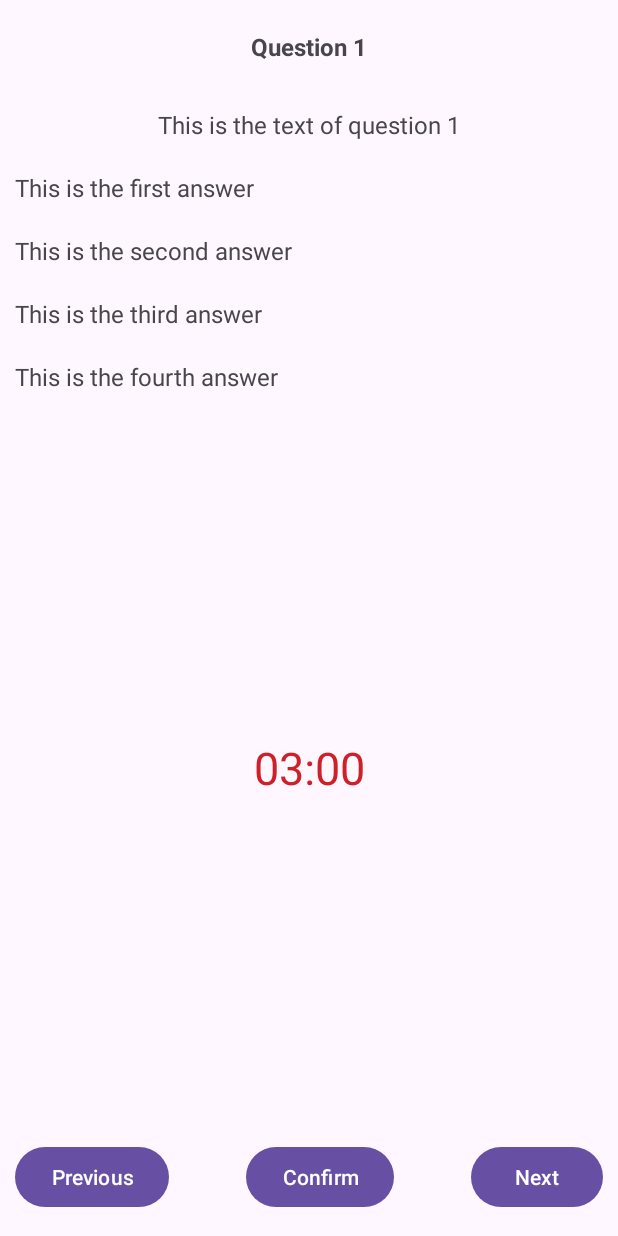
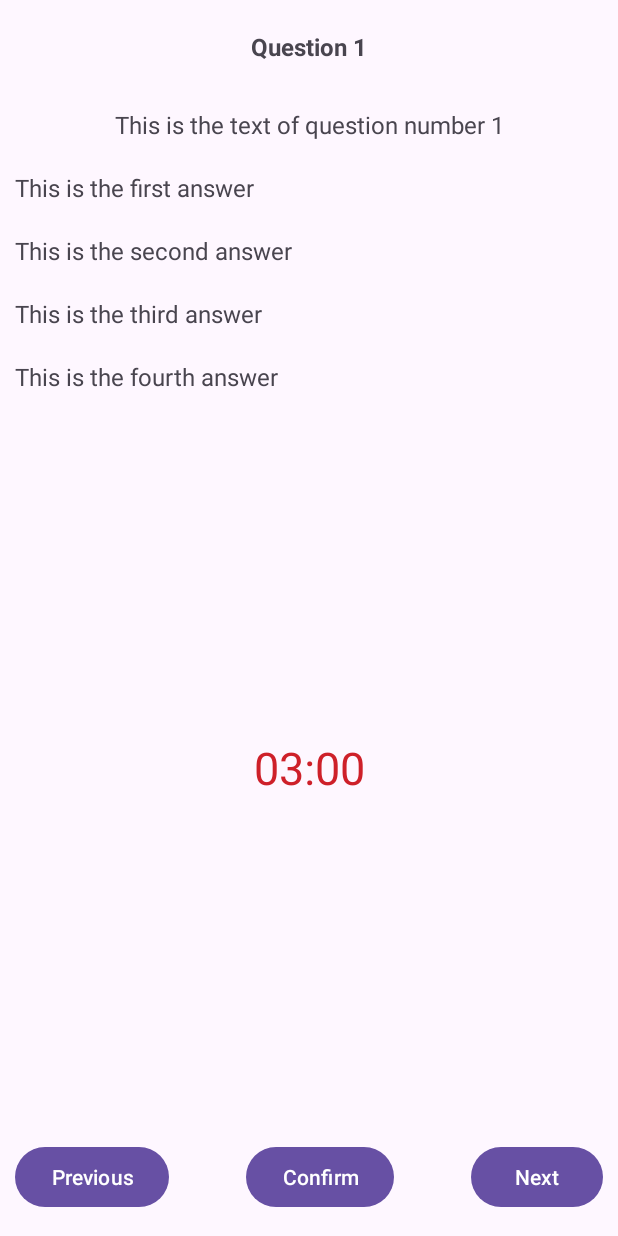
Before and after one commit to Alexandros-Eu/Questionnaire, an Android app: the layout activity_main.xml on its own in the app's theme, with its tools: preview values and no code run, on a phone screen of 412 x 824 dp. Run offline under Robolectric (Android 15) with nearby library versions, the phone set to English and light mode, and no system bars.

Commit message:
placeholder text changed to tools ns

```diff
--- a/app/src/main/res/layout/activity_main.xml
+++ b/app/src/main/res/layout/activity_main.xml
@@ -11,7 +11,7 @@
         android:layout_width="wrap_content"
         android:layout_height="wrap_content"
         android:layout_marginTop="20dp"
-        android:text="@string/question_number"
+        tools:text="Question 1"
         android:textSize="16sp"
         android:textStyle="bold"
         app:layout_constraintEnd_toEndOf="parent"
@@ -26,7 +26,7 @@
         android:layout_marginTop="30dp"
         android:layout_marginEnd="5dp"
         android:gravity="center"
-        android:text="@string/question_text"
+        tools:text="This is the text of question number 1"
         android:textSize="16sp"
         app:layout_constraintEnd_toEndOf="parent"
         app:layout_constraintStart_toStartOf="parent"
@@ -39,7 +39,7 @@
         android:layout_marginStart="10dp"
         android:layout_marginTop="20dp"
         android:layout_marginEnd="10dp"
-        android:text="@string/answer_1"
+        tools:text="This is the first answer"
         android:textSize="16sp"
         app:layout_constraintEnd_toEndOf="parent"
         app:layout_constraintStart_toStartOf="parent"
@@ -52,7 +52,7 @@
         android:layout_marginStart="10dp"
         android:layout_marginTop="20dp"
         android:layout_marginEnd="10dp"
-        android:text="@string/answer_2"
+        tools:text="This is the second answer"
         android:textSize="16sp"
         app:layout_constraintEnd_toEndOf="parent"
         app:layout_constraintStart_toStartOf="parent"
@@ -65,7 +65,7 @@
         android:layout_marginStart="10dp"
         android:layout_marginTop="20dp"
         android:layout_marginEnd="10dp"
-        android:text="@string/answer_3"
+        tools:text="This is the third answer"
         android:textSize="16sp"
         app:layout_constraintEnd_toEndOf="parent"
         app:layout_constraintStart_toStartOf="parent"
@@ -78,7 +78,7 @@
         android:layout_marginStart="10dp"
         android:layout_marginTop="20dp"
         android:layout_marginEnd="10dp"
-        android:text="@string/answer_4"
+        tools:text="This is the fourth answer"
         android:textSize="16sp"
         app:layout_constraintEnd_toEndOf="parent"
         app:layout_constraintStart_toStartOf="parent"
--- a/app/src/main/res/layout/score_screen_layout.xml
+++ b/app/src/main/res/layout/score_screen_layout.xml
@@ -23,7 +23,7 @@
         android:layout_width="wrap_content"
         android:layout_height="wrap_content"
         android:layout_marginTop="10dp"
-        android:text="@string/text_view_correct_answers"
+        tools:text="You answered 9 out of 10 questions correctly!"
         android:textSize="16sp"
         android:textStyle="italic"
         app:layout_constraintEnd_toEndOf="parent"
@@ -35,7 +35,7 @@
         android:layout_width="wrap_content"
         android:layout_height="wrap_content"
         android:layout_marginTop="10dp"
-        android:text="@string/text_view_score"
+        tools:text="Your score is: 100pts!"
         android:textColor="#43A047"
         android:textSize="20sp"
         app:layout_constraintEnd_toEndOf="parent"
--- a/app/src/main/res/values/strings.xml
+++ b/app/src/main/res/values/strings.xml
@@ -1,11 +1,5 @@
 <resources>
     <string name="app_name">Questionnaire</string>
-    <string name="question_number">Question 1</string>
-    <string name="question_text">This is the text of question 1</string>
-    <string name="answer_1">This is the first answer</string>
-    <string name="answer_2">This is the second answer</string>
-    <string name="answer_3">This is the third answer</string>
-    <string name="answer_4">This is the fourth answer</string>
     <string name="button_previous">Previous</string>
     <string name="button_confirm">Confirm</string>
     <string name="button_next">Next</string>
@@ -16,8 +10,6 @@
     <string name="student_3">Βασίλης Πολυκρέτης: mscict22059</string>
     <string name="button_continue">Continue</string>
     <string name="text_view_score_screen_title">score</string>
-    <string name="text_view_correct_answers">You answered 9 out of 10 questions correctly!</string>
-    <string name="text_view_score">Your score is: 100pts!</string>
     <string name="text_view_countdown">03:00</string>
     <string name="text_view_examinee_title">Examinee\'s Details</string>
     <string name="edit_text_examinee_name">Please type here your name</string>
```
